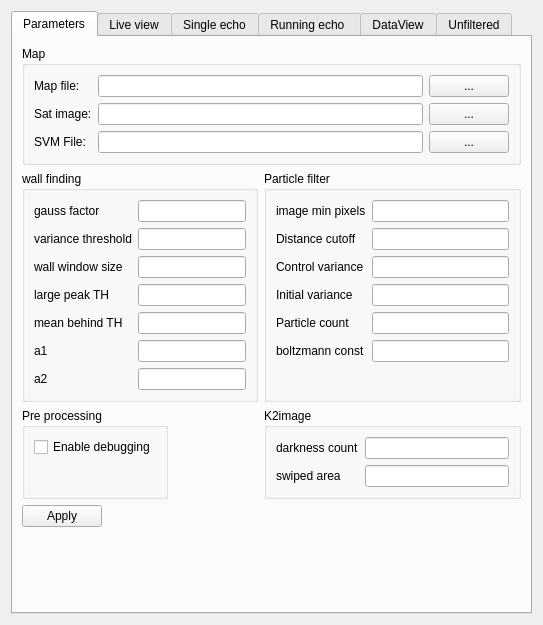
Old version of the form Hanse/Module_SonarLocalization/form_sonarlocalization.ui in the repository iti-luebeck/HANSE2011.
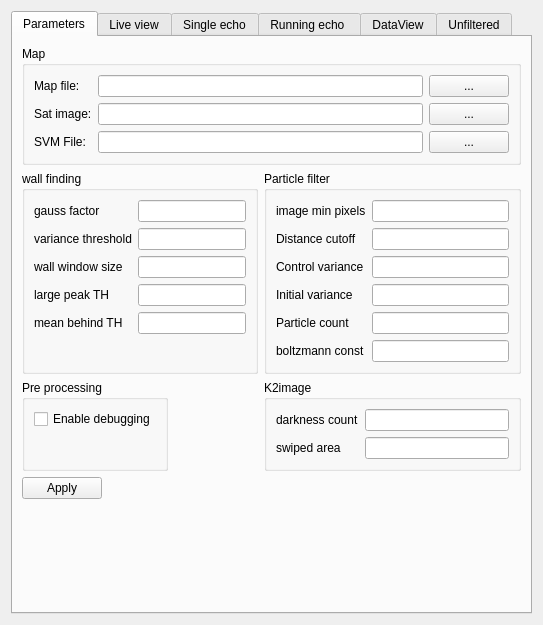
New version of the form. Custom widgets are drawn as their Qt base class.

Patch:
```diff
--- a/Hanse/Module_SonarLocalization/form_sonarlocalization.ui
+++ b/Hanse/Module_SonarLocalization/form_sonarlocalization.ui
@@ -72,6 +72,16 @@
           <property name="fieldGrowthPolicy">
            <enum>QFormLayout::AllNonFixedFieldsGrow</enum>
           </property>
+          <item row="0" column="0">
+           <widget class="QLabel" name="label_8">
+            <property name="text">
+             <string>gauss factor</string>
+            </property>
+           </widget>
+          </item>
+          <item row="0" column="1">
+           <widget class="QLineEdit" name="gaussFactor"/>
+          </item>
           <item row="1" column="0">
            <widget class="QLabel" name="label_5">
             <property name="text">
@@ -112,36 +122,6 @@
           <item row="5" column="1">
            <widget class="QLineEdit" name="meanBehindTH"/>
           </item>
-          <item row="0" column="1">
-           <widget class="QLineEdit" name="gaussFactor"/>
-          </item>
-          <item row="0" column="0">
-           <widget class="QLabel" name="label_8">
-            <property name="text">
-             <string>gauss factor</string>
-            </property>
-           </widget>
-          </item>
-          <item row="6" column="0">
-           <widget class="QLabel" name="label_20">
-            <property name="text">
-             <string>a1</string>
-            </property>
-           </widget>
-          </item>
-          <item row="7" column="0">
-           <widget class="QLabel" name="label_21">
-            <property name="text">
-             <string>a2</string>
-            </property>
-           </widget>
-          </item>
-          <item row="6" column="1">
-           <widget class="QLineEdit" name="a1"/>
-          </item>
-          <item row="7" column="1">
-           <widget class="QLineEdit" name="a2"/>
-          </item>
          </layout>
         </widget>
        </item>
```
